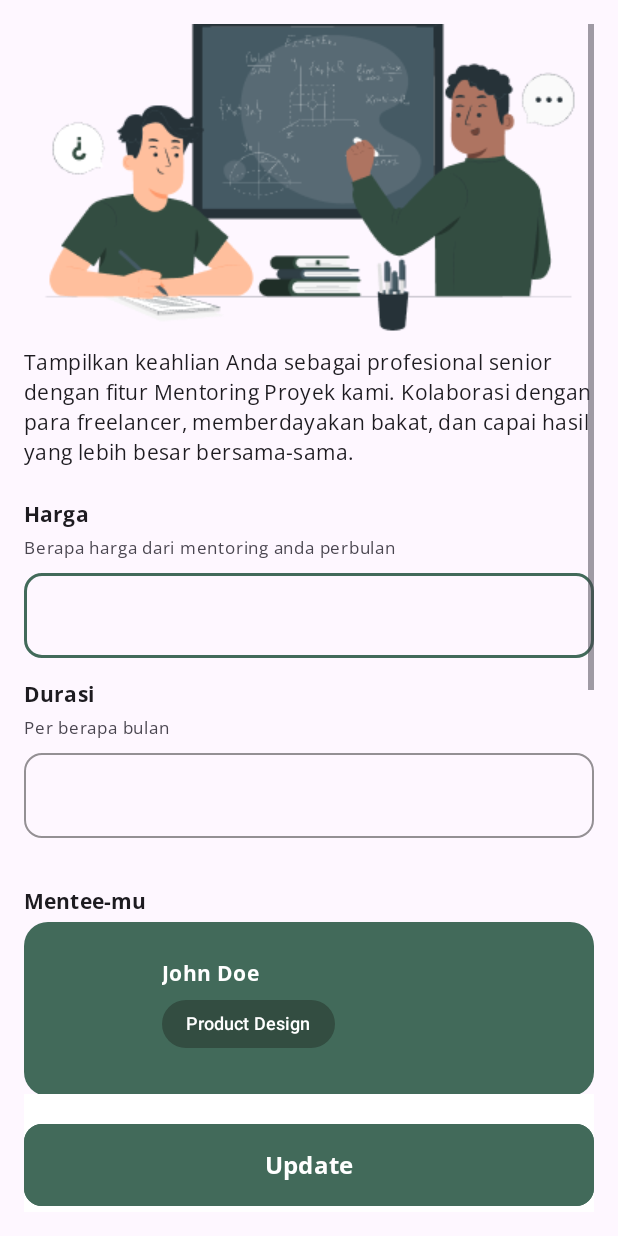
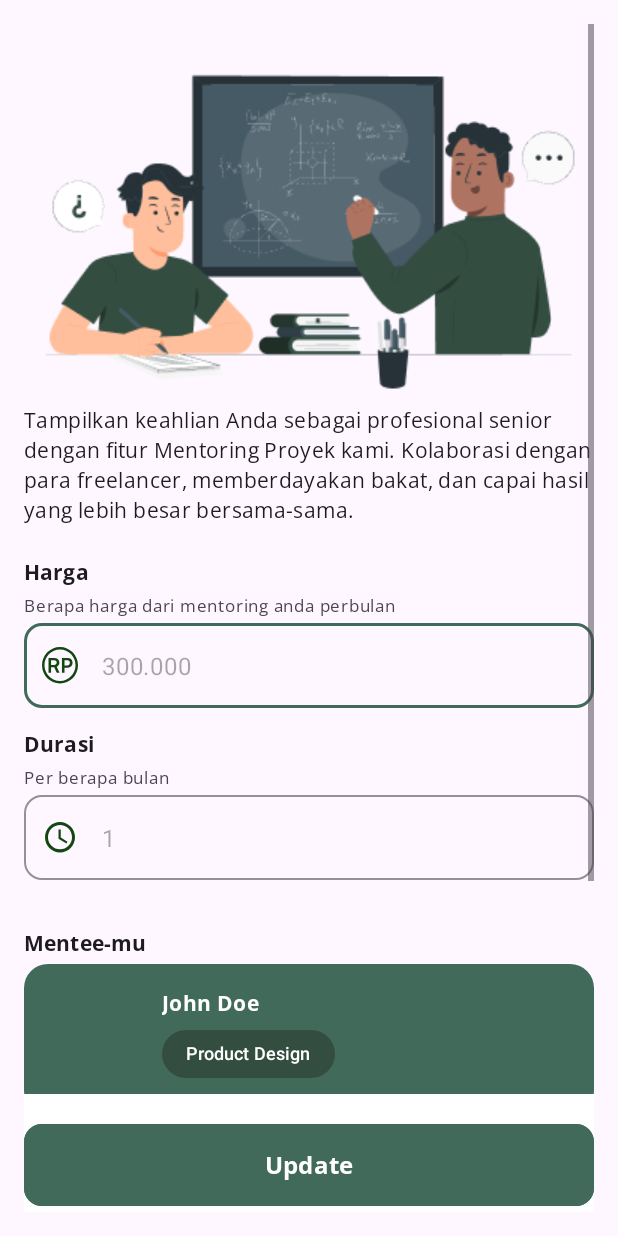
Before and after one commit to Breel-capstone/breel-android, an Android app: the fragment DailyMentorshipFragment shown on its own in the app's theme, on a phone screen of 412 x 824 dp. Run offline under Robolectric (Android 15) with nearby library versions, the light colour scheme and no system bars; our stand-ins replace CircleImageView.

Commit message:
[UPDATE] daily mentorship - relayout - connect to other page

```diff
--- a/app/src/main/java/com/example/breel/ui/fragment/mentorship/MentorshipFragment.kt
+++ b/app/src/main/java/com/example/breel/ui/fragment/mentorship/MentorshipFragment.kt
@@ -31,12 +31,12 @@ class MentorshipFragment : Fragment() {
 
     private fun setUpClickListener() {
         binding.btnProjectMentor.setOnClickListener {
-//            Toast.makeText(requireContext(), "Mentor Proyek clicked!", Toast.LENGTH_SHORT).show()
             val destination = MentorshipFragmentDirections.actionMentorshipFragmentToMentorshipProjectFragment()
             findNavController().navigate(destination)
         }
         binding.btnDailyMentor.setOnClickListener {
-            Toast.makeText(requireContext(), "Mentor Harian clicked!", Toast.LENGTH_SHORT).show()
+            val destination = MentorshipFragmentDirections.actionMentorshipFragmentToDailyMentorshipFragment()
+            findNavController().navigate(destination)
         }
     }
 
--- a/app/src/main/java/com/example/breel/ui/fragment/mentorship/daily/DailyMentorshipFragment.kt
+++ b/app/src/main/java/com/example/breel/ui/fragment/mentorship/daily/DailyMentorshipFragment.kt
@@ -35,7 +35,7 @@ class DailyMentorshipFragment : Fragment() {
     override fun onViewCreated(view: View, savedInstanceState: Bundle?) {
         super.onViewCreated(view, savedInstanceState)
 
-        val lst = listOf("Item 1", "Item 2", "Item 3")
+        val lst = listOf("Item 1")
 
         val rv = binding.rvYourMentee
         rv.layoutManager = LinearLayoutManager(requireActivity())
--- a/app/src/main/res/drawable/background_mentee.xml
+++ b/app/src/main/res/drawable/background_mentee.xml
@@ -4,8 +4,8 @@
     <corners android:radius="16dp" />
     <solid android:color="@color/green_hookers_800" />
     <padding
-        android:top="24dp"
-        android:bottom="24dp"
+        android:top="16dp"
+        android:bottom="16dp"
         android:left="16dp"
         android:right="16dp" />
 </shape>
--- a/app/src/main/res/layout/fragment_daily_mentorship.xml
+++ b/app/src/main/res/layout/fragment_daily_mentorship.xml
@@ -1,5 +1,5 @@
 <?xml version="1.0" encoding="utf-8"?>
-<androidx.constraintlayout.widget.ConstraintLayout xmlns:android="http://schemas.android.com/apk/res/android"
+<RelativeLayout xmlns:android="http://schemas.android.com/apk/res/android"
     xmlns:tools="http://schemas.android.com/tools"
     android:layout_width="match_parent"
     android:layout_height="match_parent"
@@ -7,12 +7,13 @@
     android:padding="16dp">
 
     <ScrollView
+        android:id="@+id/sv"
         android:layout_width="wrap_content"
         android:layout_height="wrap_content"
-        app:layout_constraintTop_toTopOf="parent"
-        app:layout_constraintStart_toStartOf="parent"
-        app:layout_constraintEnd_toEndOf="parent"
-        app:layout_constraintBottom_toTopOf="@id/ll_bottom">
+        android:layout_alignParentTop="true"
+        android:layout_alignParentEnd="true"
+        android:layout_alignParentStart="true"
+        android:layout_above="@id/ll_bottom">
 
         <LinearLayout
             android:layout_width="match_parent"
@@ -54,11 +55,14 @@
                 android:layout_width="match_parent"
                 android:layout_height="wrap_content"
                 style="@style/Widget.Breel.TextField.OutlinedBox.Medium"
-                android:layout_marginBottom="14dp">
+                android:layout_marginBottom="14dp"
+                app:hintEnabled="false"
+                app:startIconDrawable="@drawable/ic_rupiah">
 
                 <com.google.android.material.textfield.TextInputEditText
                     android:layout_width="match_parent"
-                    android:layout_height="wrap_content" />
+                    android:layout_height="wrap_content"
+                    android:hint="300.000"/>
 
             </com.google.android.material.textfield.TextInputLayout>
 
@@ -82,11 +86,14 @@
                 android:layout_width="match_parent"
                 android:layout_height="wrap_content"
                 style="@style/Widget.Breel.TextField.OutlinedBox.Medium"
-                android:layout_marginBottom="32dp">
+                android:layout_marginBottom="32dp"
+                app:hintEnabled="false"
+                app:startIconDrawable="@drawable/ic_time">
 
                 <com.google.android.material.textfield.TextInputEditText
                     android:layout_width="match_parent"
-                    android:layout_height="wrap_content" />
+                    android:layout_height="wrap_content"
+                    android:hint="1"/>
 
             </com.google.android.material.textfield.TextInputLayout>
 
@@ -124,12 +131,12 @@
         android:id="@+id/ll_bottom"
         android:layout_width="match_parent"
         android:layout_height="wrap_content"
-        app:layout_constraintBottom_toBottomOf="parent"
-        app:layout_constraintStart_toStartOf="parent"
-        app:layout_constraintEnd_toEndOf="parent"
         android:orientation="vertical"
         android:background="@color/white"
-        android:paddingTop="16dp">
+        android:paddingTop="16dp"
+        android:layout_alignParentBottom="true"
+        android:layout_alignParentLeft="true"
+        android:layout_alignParentRight="true">
 
         <Button
             android:id="@+id/btn_update"
@@ -140,4 +147,4 @@
 
     </LinearLayout>
 
-</androidx.constraintlayout.widget.ConstraintLayout>
+</RelativeLayout>
--- a/app/src/main/res/navigation/main_navigation.xml
+++ b/app/src/main/res/navigation/main_navigation.xml
@@ -199,6 +199,12 @@
             <action
                 android:id="@+id/action_mentorshipFragment_to_mentorshipProjectFragment"
                 app:destination="@id/mentorshipProjectFragment" />
+            <action
+                android:id="@+id/action_mentorshipFragment_to_dailyMentorshipFragment"
+                app:destination="@id/dailyMentorshipFragment" />
+            <action
+                android:id="@+id/action_mentorshipFragment_to_createDailyMentorshipFragment"
+                app:destination="@id/createDailyMentorshipFragment" />
         </fragment>
         <fragment
             android:id="@+id/mentorshipProjectFragment"
@@ -219,6 +225,14 @@
                 app:argType="integer"
                 android:defaultValue="-1" />
         </fragment>
+        <fragment
+            android:id="@+id/dailyMentorshipFragment"
+            android:name="com.example.breel.ui.fragment.mentorship.daily.DailyMentorshipFragment"
+            android:label="DailyMentorshipFragment" />
+        <fragment
+            android:id="@+id/createDailyMentorshipFragment"
+            android:name="com.example.breel.ui.fragment.mentorship.daily.CreateDailyMentorshipFragment"
+            android:label="CreateDailyMentorshipFragment" />
     </navigation>
 
 </navigation>
```
